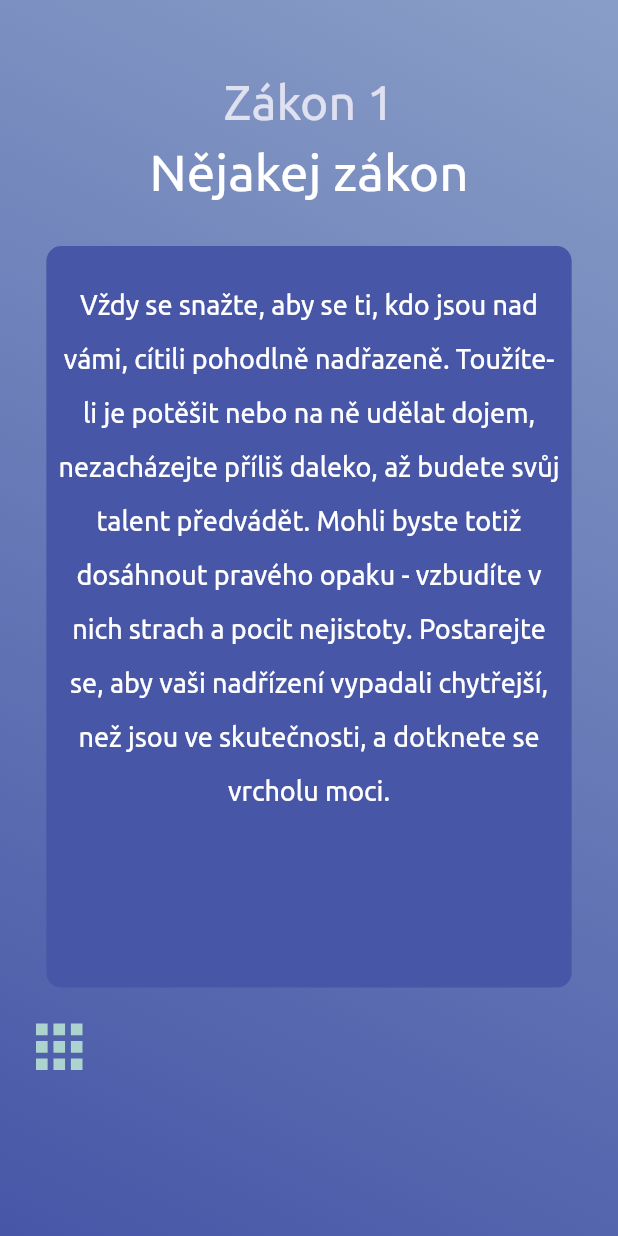
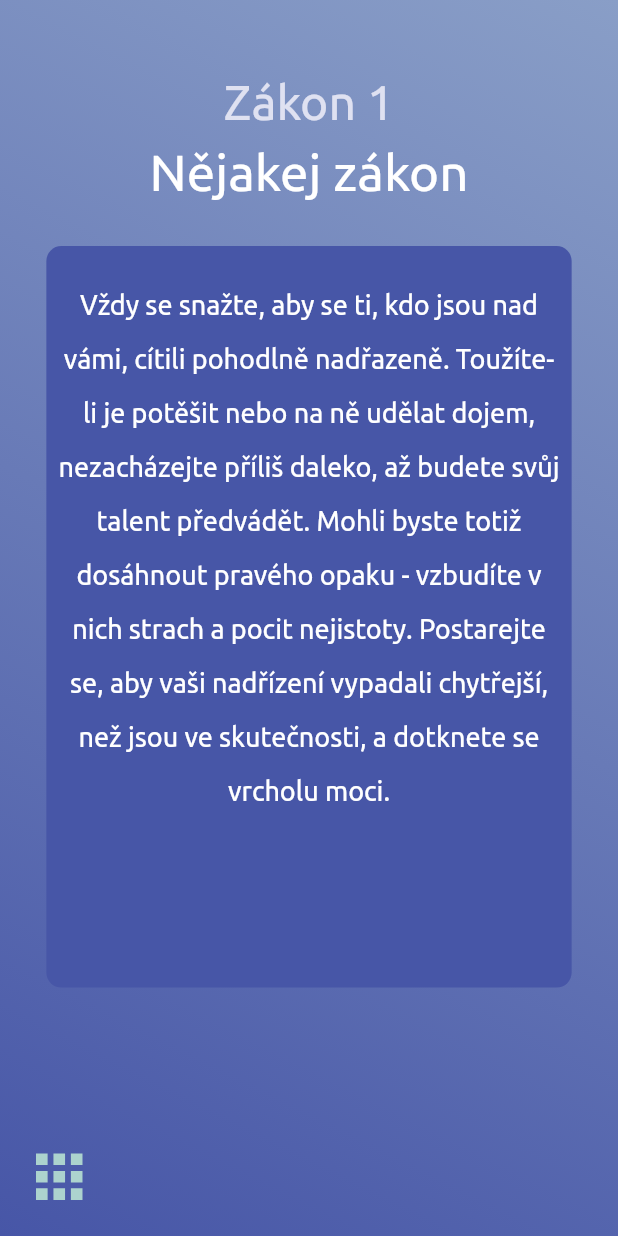
Before and after one commit to marekprochazka/48-Laws-Daily, a Flutter app: the screen it shows after launch, on a phone screen of 412 x 824 dp. Run offline on Flutter 3.47's test engine with Material 2 defaults, Android fonts, the phone set to English and light mode, and no system bars; our stand-ins replace flutter_svg; project files that could hold a hidden picture were left out.

Commit message:
law_list base desing

```diff
--- a/app/lib/router.dart
+++ b/app/lib/router.dart
@@ -1,4 +1,5 @@
 import 'package:app/src/pages/law_detail/law_detail.dart';
+import 'package:app/src/pages/laws_list/laws_list.dart';
 import 'package:app/src/pages/navigation/navigation.dart';
 import 'package:flutter/material.dart';
 
@@ -12,6 +13,8 @@ class MyRouter {
         return MaterialPageRoute(builder: (_) => LawDetail());
       case "/navigation":
         return MaterialPageRoute(builder: (_) => Navigation());
+      case "/laws-list":
+        return MaterialPageRoute(builder: (_) => LawsList());
       default:
         return _errorRoute();
     }
--- a/app/lib/src/pages/base_page/base_page.dart
+++ b/app/lib/src/pages/base_page/base_page.dart
@@ -22,14 +22,20 @@ class BasePage extends StatelessWidget {
           child: Column(
             children: [
               child,
-              Align(
+              Expanded(
+                child: Align(
                   alignment: Alignment.bottomLeft,
                   child: Padding(
-                  padding: const EdgeInsets.only(top: 20.0, left: 20.0),
+                    padding: const EdgeInsets.only(
+                      top: 20.0,
+                      left: 20.0,
+                      bottom: 20.0,
+                    ),
                     child: GestureDetector(
                       onTap: () => Navigator.pushNamed(context, '/navigation'),
                       child: SizedBox(
                         child: SvgPicture.asset("assets/images/menu_icon.svg"),
+                      ),
                     ),
                   ),
                 ),
--- a/app/lib/src/pages/navigation/navigation.dart
+++ b/app/lib/src/pages/navigation/navigation.dart
@@ -35,7 +35,7 @@ class Navigation extends StatelessWidget {
                 page_title: "Zákon dne",
               ),
               NavigationButton(
-                page_route: "/TODO-all-laws",
+                page_route: "/laws-list",
                 page_title: "Všechny zákony",
               ),
               NavigationButton(
```
Also changed, not shown: app/lib/src/pages/laws_list/laws_list.dart (added, +29 -0 lines), app/lib/src/pages/laws_list/widgets/list.dart (added, +48 -0 lines), app/lib/src/pages/laws_list/widgets/list_element.dart (added, +33 -0 lines). Lines whose indentation alone changed are shown as unchanged.
